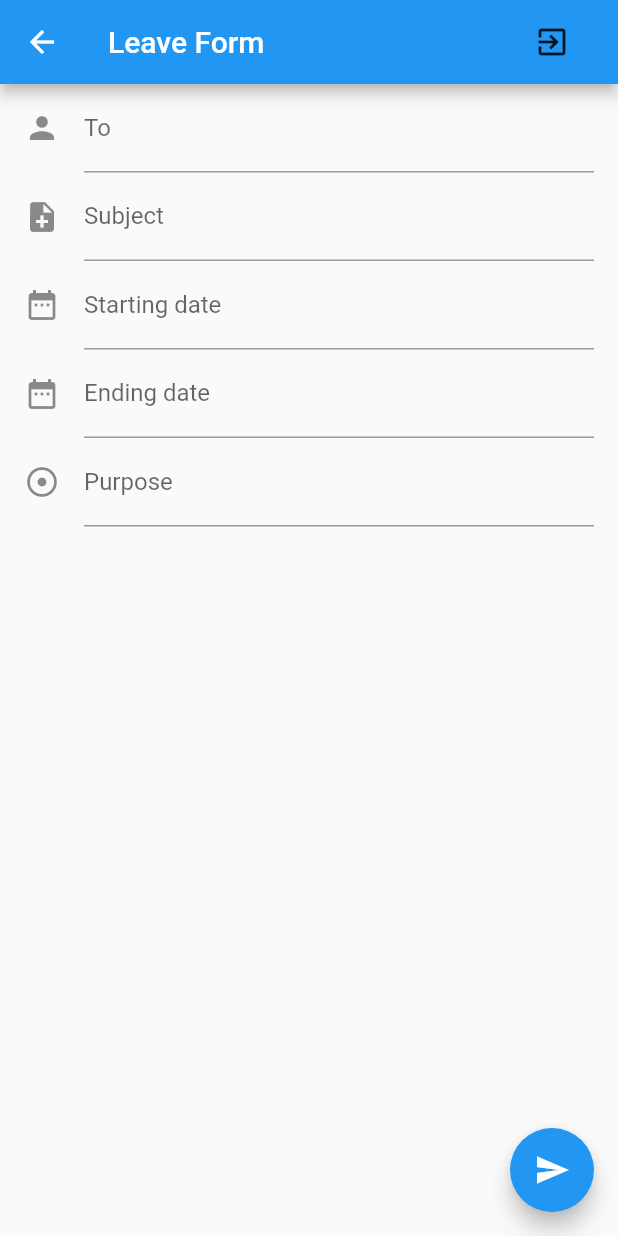
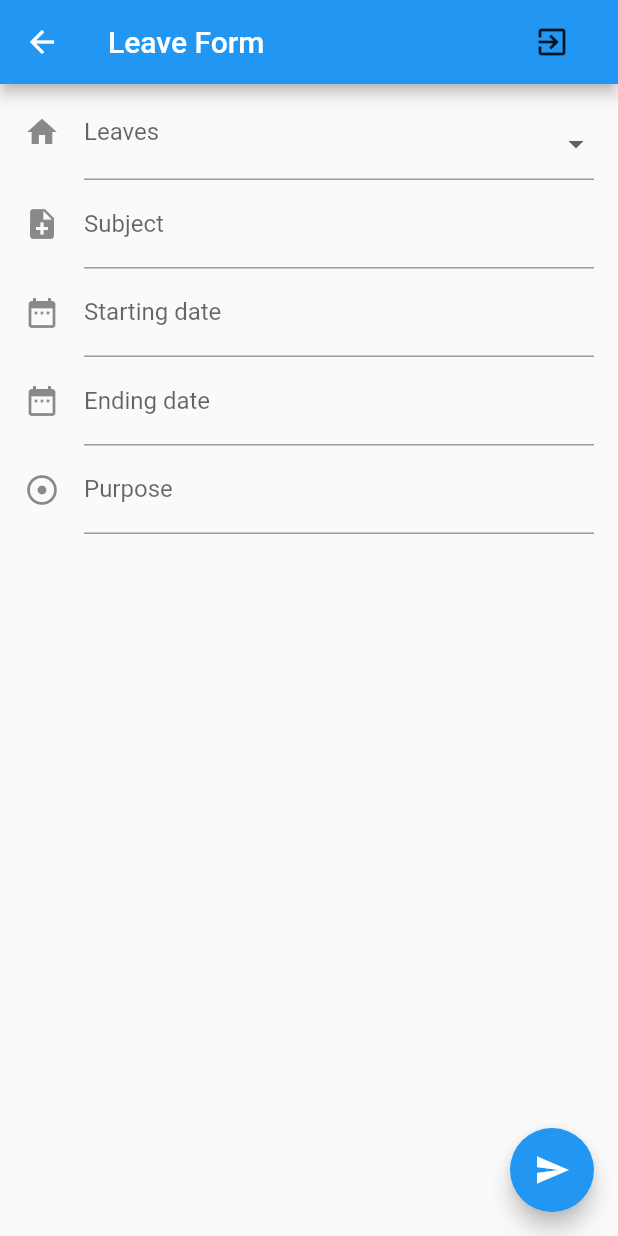
Before and after one commit to thecodepapaya/Faculty-Leave-Management, a Flutter app: the LeaveForm screen opened directly, on a phone screen of 412 x 824 dp. Run offline on Flutter 3.47's test engine with Material 2 defaults, Android fonts, the phone set to English and light mode, and no system bars; our stand-ins replace cloud_firestore, firebase_auth, google_sign_in, shared_preferences; accounts and stored records are empty; statements that could not run were skipped.

Commit message:
form fields added

```diff
--- a/lib/Screens/leaveForm.dart
+++ b/lib/Screens/leaveForm.dart
@@ -8,6 +8,24 @@ class LeaveForm extends StatefulWidget {
 
 class _LeaveFormState extends State<LeaveForm> {
   final GlobalKey<FormState> _formKey = GlobalKey<FormState>();
+  String _leave = ' ';
+  List<String> _leaves = <String>[
+    ' ',
+    'CasualLeave',
+    'ChildCare',
+    'Maternity',
+    'Medical',
+    'Paternity',
+    'Half paid',
+    'Full paid',
+    'Special Casual',
+    'Vacation',
+    'ExtraOrdinary',
+    'LeaveNotDue',
+    'Lien',
+    'Sabbatical',
+    'Special',
+  ];
 
   TextEditingController _addresseeNameController = TextEditingController();
   TextEditingController _purposeController = TextEditingController();
@@ -61,13 +79,35 @@ class _LeaveFormState extends State<LeaveForm> {
           child: ListView(
             padding: const EdgeInsets.symmetric(horizontal: 16.0),
             children: <Widget>[
-              TextFormField(
-                controller: _addresseeNameController,
-                decoration: const InputDecoration(
-                  icon: const Icon(Icons.person),
-                  hintText: 'Enter addressee name',
-                  labelText: 'To',
-                ),
+              new FormField(
+                builder: (FormFieldState state) {
+                  return InputDecorator(
+                    decoration: InputDecoration(
+                      icon: const Icon(Icons.home),
+                      labelText: 'Leaves',
+                    ),
+                    isEmpty: _leave == ' ',
+                    child: new DropdownButtonHideUnderline(
+                      child: new DropdownButton(
+                        hint: Text("Select Leaves"),
+                        value: _leave,
+                        isDense: true,
+                        onChanged: (String newValue) {
+                          setState(() {
+                            _leave = newValue;
+                            state.didChange(newValue);
+                          });
+                        },
+                        items: _leaves.map((String value) {
+                          return new DropdownMenuItem(
+                            value: value,
+                            child: new Text(value),
+                          );
+                        }).toList(),
+                      ),
+                    ),
+                  );
+                },
               ),
               TextFormField(
                 controller: _purposeController,
```
